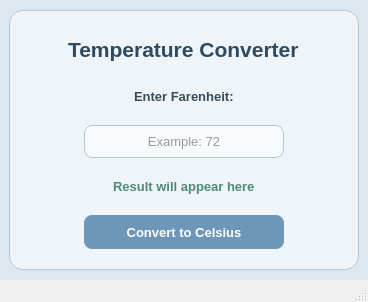
The window that GUI_Capstone/view.ui (Danzano99/tkinter-Projects) describes before a commit, drawn with Qt 5.
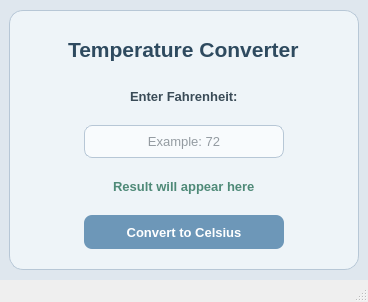
The same window after the commit.

Commit message: Spelling Change ~ Fahrenheit

Diff of the .ui file:
```diff
--- a/GUI_Capstone/view.ui
+++ b/GUI_Capstone/view.ui
@@ -151,7 +151,7 @@
          <item alignment="Qt::AlignmentFlag::AlignHCenter">
           <widget class="QLabel" name="inputLabel">
            <property name="text">
-            <string>Enter Farenheit:</string>
+            <string>Enter Fahrenheit:</string>
            </property>
           </widget>
          </item>
```
The commit also changes 3 other files.
